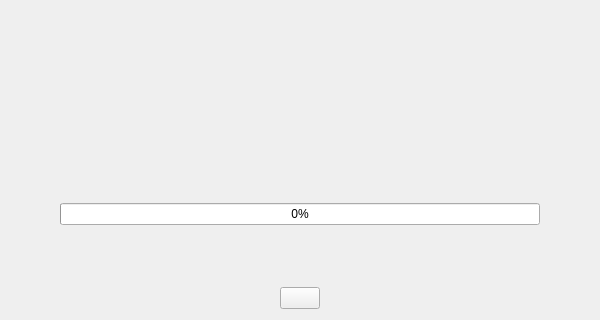
Old version of the form src/wayland/convert/QvkConvertDialog_wl.ui in the repository vkohaupt/vokoscreenNG.
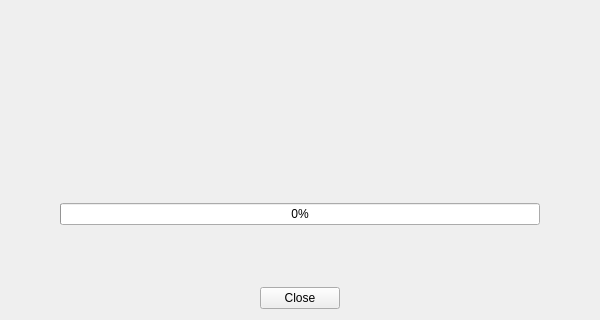
New version of the form. Icons and pictures are not drawn.

Commit message: Wayland: convert dialog

Patch:
```diff
--- a/src/wayland/convert/QvkConvertDialog_wl.ui
+++ b/src/wayland/convert/QvkConvertDialog_wl.ui
@@ -36,7 +36,7 @@
      <item>
       <widget class="QPushButton" name="pushButtonClose">
        <property name="text">
-        <string notr="true"/>
+        <string notr="true">Close</string>
        </property>
       </widget>
      </item>
```
The commit also changes 3 other files.
